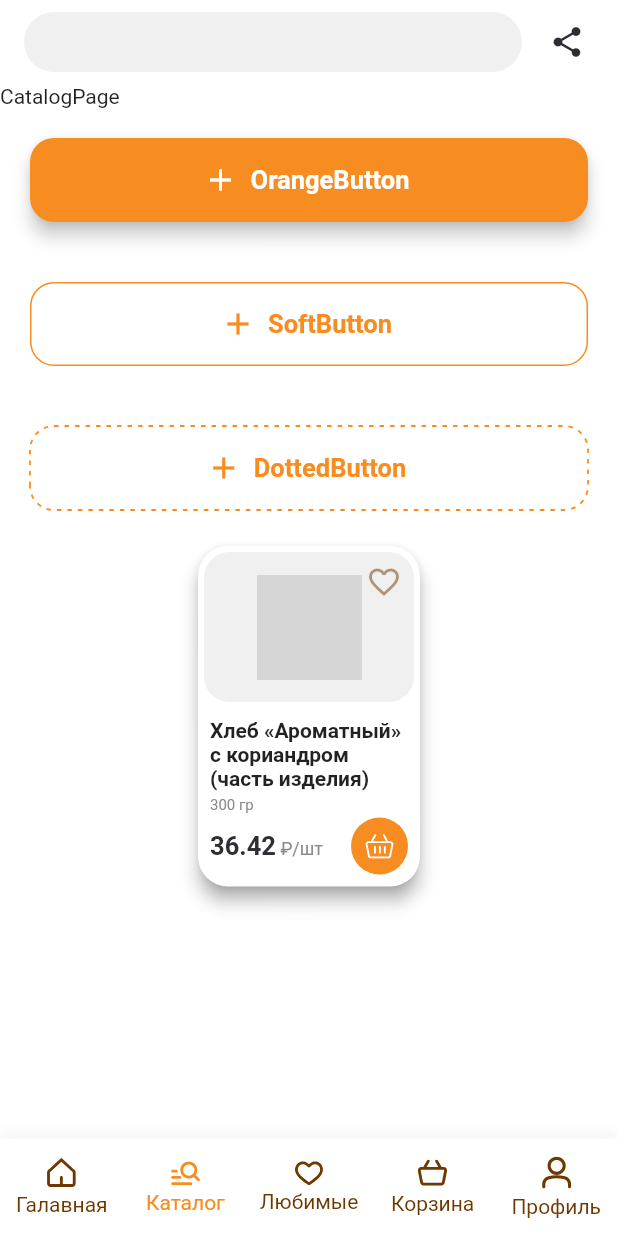
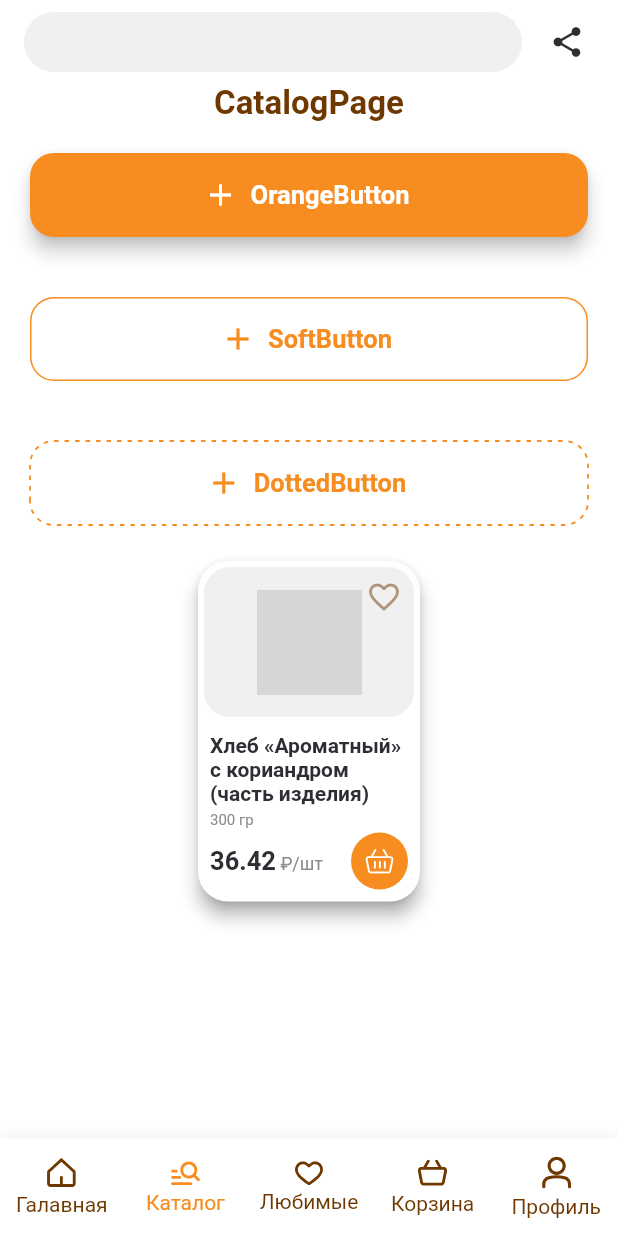
Before and after one commit to ArrGagiev/bread, a Flutter app: the screen it shows after launch, item 2 of the bottom bar chosen, on a phone screen of 412 x 824 dp. Run offline on Flutter 3.47's test engine with Material 3 defaults, Android fonts, the phone set to English and light mode, and no system bars; drawn by our look-alikes of dotted_border, persistent_bottom_nav_bar_v2; our stand-ins replace flutter_svg; Roboto replaces fonts that are missing (IBMPlexSerif); project files that could hold a hidden picture were left out; grey boxes are pictures that could not be loaded.

Commit message:
настроил тему текста карточки продукта и заголовка категорий, раскидал темы по файлам

```diff
--- /dev/null
+++ b/lib/core/themes/light_theme.dart
@@ -0,0 +1,30 @@
+import 'package:bread/core/constants/app_typography.dart';
+import 'package:bread/core/constants/app_colors.dart';
+import 'package:flutter/material.dart';
+
+final ThemeData lightTheme = ThemeData(
+  appBarTheme: const AppBarTheme(
+    // backgroundColor аппбара
+    backgroundColor: AppColors.white,
+    iconTheme: IconThemeData(color: AppColors.black),
+  ),
+  useMaterial3: false,
+  //backgroundColor страницы
+  scaffoldBackgroundColor: AppColors.white,
+  // тема product_card
+  cardTheme: const CardTheme(
+    elevation: 5,
+    color: AppColors.white,
+    shadowColor: AppColors.gray,
+  ),
+  // тема карточки info_navigation_card
+  focusColor: AppColors.beige,
+  textTheme: TextTheme(
+    // headlineLarge для заголовка разделов страницы
+    headlineLarge: AppTypography.h3.copyWith(color: AppColors.brown),
+    // headlineMedium для описания карточки продукта
+    headlineMedium: AppTypography.h7.copyWith(color: AppColors.black),
+    // headlineSmall для цены карточки продукта
+    headlineSmall: AppTypography.h5.copyWith(color: AppColors.black),
+  ),
+);
--- a/lib/core/widgets/cards/product_card/product_card.dart
+++ b/lib/core/widgets/cards/product_card/product_card.dart
@@ -57,7 +57,7 @@ class ProductCard extends StatelessWidget {
                   description, //todo: description <---
                   maxLines: 3,
                   overflow: TextOverflow.ellipsis,
-                  style: AppTypography.h7,
+                  style: Theme.of(context).textTheme.headlineMedium,
                 ),
               ),
               const SizedBox(height: 4),
--- a/lib/core/widgets/cards/product_card/widgets/area/price_addbasket_area.dart
+++ b/lib/core/widgets/cards/product_card/widgets/area/price_addbasket_area.dart
@@ -19,7 +19,7 @@ class PriceAddBasketArea extends StatelessWidget {
             children: [
               TextSpan(
                 text: price ?? '',
-                style: AppTypography.h5.copyWith(color: AppColors.black),
+                style: Theme.of(context).textTheme.headlineSmall,
               ),
               TextSpan(
                 text: ' ${text ?? ''}',
--- a/lib/features/pages/catalog/catalog_page.dart
+++ b/lib/features/pages/catalog/catalog_page.dart
@@ -47,7 +47,14 @@ class CatalogPage extends StatelessWidget {
             ],
           ),
           //!--------------------------------------------------
-          const SliverToBoxAdapter(child: Text('CatalogPage')),
+          SliverToBoxAdapter(
+            child: Center(
+              child: Text(
+                'CatalogPage',
+                style: Theme.of(context).textTheme.headlineLarge,
+              ),
+            ),
+          ),
           SliverToBoxAdapter(
             child: PrimaryButton(
               title: 'OrangeButton',
--- a/lib/main.dart
+++ b/lib/main.dart
@@ -1,5 +1,5 @@
 import 'package:bread/core/bottom_nav_bar/bottom_nav_bar.dart';
-import 'package:bread/core/constants/app_colors.dart';
+import 'package:bread/core/themes/light_theme.dart';
 import 'package:flutter/material.dart';
 
 void main() {
@@ -23,36 +23,3 @@ class MyApp extends StatelessWidget {
     );
   }
 }
-
-//? light theme
-final ThemeData lightTheme = ThemeData(
-  appBarTheme: const AppBarTheme(
-    backgroundColor: AppColors.white,
-    iconTheme: IconThemeData(color: AppColors.black),
-  ),
-  useMaterial3: false,
-  scaffoldBackgroundColor: AppColors.white,
-  // cardColor: AppColors.white,
-  cardTheme: const CardTheme(
-    elevation: 5,
-    color: AppColors.white,
-    shadowColor: AppColors.gray,
-  ),
-  focusColor: AppColors.beige,
-);
-
-//! dark theme
-final ThemeData darkTheme = ThemeData(
-  appBarTheme: const AppBarTheme(
-    backgroundColor: AppColors.black,
-    iconTheme: IconThemeData(color: AppColors.orange),
-  ),
-  useMaterial3: false,
-  scaffoldBackgroundColor: AppColors.black,
-  //todo: тема темной карточки продукта
-  cardTheme: const CardTheme(
-    color: AppColors.darkProductCardColor,
-    shadowColor: Colors.transparent,
-  ),
-  focusColor: AppColors.darkCardColor,
-);
```
Also changed, not shown: lib/core/themes/dark_theme.dart (added, +29 -0 lines).
